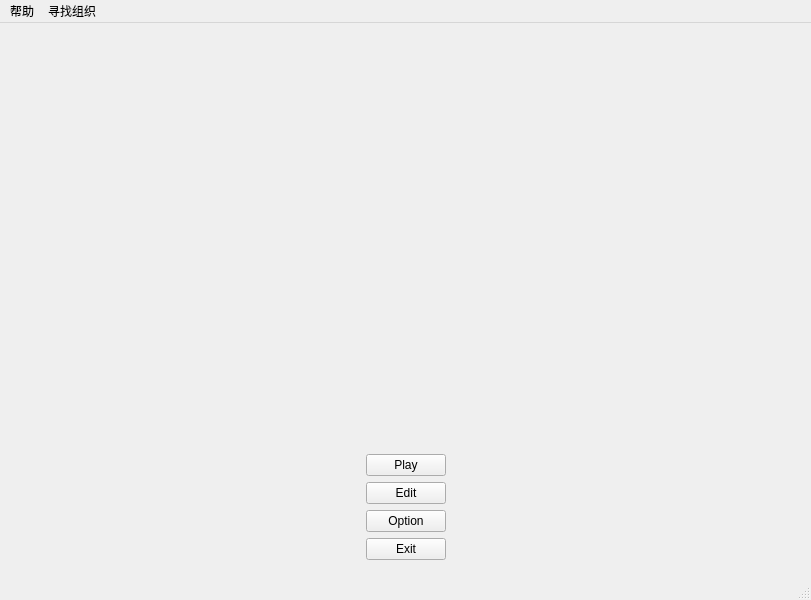
TwinIsland-CCC/RhythmGame_Project_1_00, file mainwindow.ui: the form before one commit.
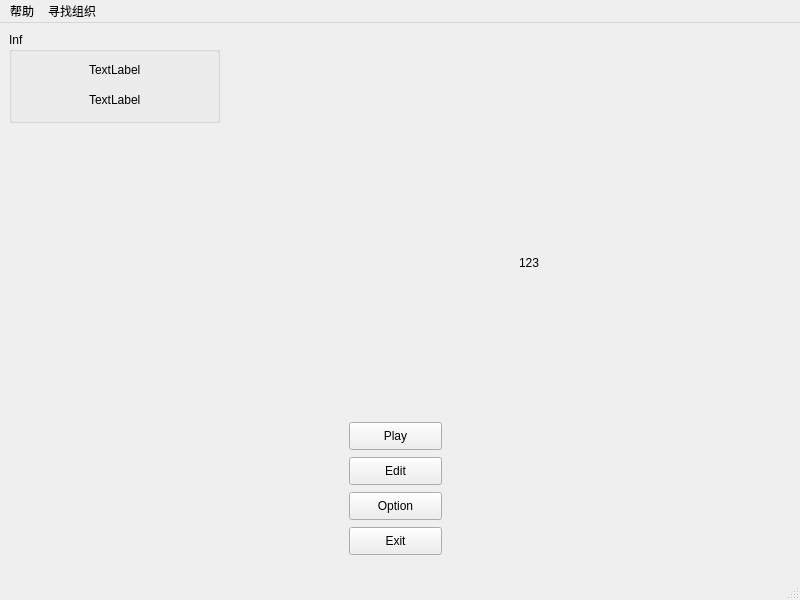
The form after the commit. Icons and pictures are not drawn.

```diff
--- a/mainwindow.ui
+++ b/mainwindow.ui
@@ -6,10 +6,22 @@
    <rect>
     <x>0</x>
     <y>0</y>
-    <width>811</width>
+    <width>800</width>
     <height>600</height>
    </rect>
   </property>
+  <property name="minimumSize">
+   <size>
+    <width>800</width>
+    <height>600</height>
+   </size>
+  </property>
+  <property name="maximumSize">
+   <size>
+    <width>800</width>
+    <height>600</height>
+   </size>
+  </property>
   <property name="focusPolicy">
    <enum>Qt::ClickFocus</enum>
   </property>
@@ -28,50 +40,36 @@
   </property>
   <widget class="QWidget" name="centralwidget">
    <layout class="QHBoxLayout" name="horizontalLayout_2">
-    <item>
-     <spacer name="horizontalSpacer_2">
-      <property name="orientation">
-       <enum>Qt::Horizontal</enum>
-      </property>
-      <property name="sizeHint" stdset="0">
-       <size>
-        <width>40</width>
-        <height>20</height>
-       </size>
-      </property>
-     </spacer>
-    </item>
     <item>
      <widget class="QWidget" name="widget" native="true">
       <property name="styleSheet">
        <string notr="true"/>
       </property>
-      <layout class="QVBoxLayout" name="verticalLayout">
-       <item>
         <widget class="QLabel" name="label">
+       <property name="geometry">
+        <rect>
+         <x>510</x>
+         <y>200</y>
+         <width>71</width>
+         <height>61</height>
+        </rect>
+       </property>
          <property name="text">
-          <string/>
+        <string>123</string>
          </property>
          <property name="scaledContents">
           <bool>false</bool>
          </property>
         </widget>
-       </item>
-       <item>
-        <spacer name="verticalSpacer">
-         <property name="orientation">
-          <enum>Qt::Vertical</enum>
-         </property>
-         <property name="sizeHint" stdset="0">
-          <size>
-           <width>20</width>
-           <height>40</height>
-          </size>
-         </property>
-        </spacer>
-       </item>
-       <item>
         <widget class="QPushButton" name="PlayBtn">
+       <property name="geometry">
+        <rect>
+         <x>340</x>
+         <y>390</y>
+         <width>93</width>
+         <height>28</height>
+        </rect>
+       </property>
          <property name="styleSheet">
           <string notr="true"/>
          </property>
@@ -82,43 +80,110 @@
           <number>100</number>
          </property>
         </widget>
-       </item>
-       <item>
         <widget class="QPushButton" name="EditBtn">
+       <property name="geometry">
+        <rect>
+         <x>340</x>
+         <y>425</y>
+         <width>93</width>
+         <height>28</height>
+        </rect>
+       </property>
          <property name="text">
           <string>Edit</string>
          </property>
         </widget>
-       </item>
-       <item>
         <widget class="QPushButton" name="OptionBtn">
+       <property name="geometry">
+        <rect>
+         <x>340</x>
+         <y>460</y>
+         <width>93</width>
+         <height>28</height>
+        </rect>
+       </property>
          <property name="text">
           <string>Option</string>
          </property>
         </widget>
-       </item>
-       <item>
         <widget class="QPushButton" name="ExitBtn">
+       <property name="geometry">
+        <rect>
+         <x>340</x>
+         <y>495</y>
+         <width>93</width>
+         <height>28</height>
+        </rect>
+       </property>
          <property name="text">
           <string>Exit</string>
          </property>
         </widget>
-       </item>
-      </layout>
-     </widget>
-    </item>
-    <item>
-     <spacer name="horizontalSpacer">
-      <property name="orientation">
-       <enum>Qt::Horizontal</enum>
-      </property>
-      <property name="sizeHint" stdset="0">
-       <size>
-        <width>40</width>
-        <height>20</height>
-       </size>
-      </property>
-     </spacer>
+      <widget class="QGroupBox" name="groupBox">
+       <property name="geometry">
+        <rect>
+         <x>0</x>
+         <y>0</y>
+         <width>211</width>
+         <height>91</height>
+        </rect>
+       </property>
+       <property name="title">
+        <string>Inf</string>
+       </property>
+       <widget class="QLabel" name="PttLabel">
+        <property name="geometry">
+         <rect>
+          <x>80</x>
+          <y>60</y>
+          <width>72</width>
+          <height>15</height>
+         </rect>
+        </property>
+        <property name="frameShape">
+         <enum>QFrame::NoFrame</enum>
+        </property>
+        <property name="text">
+         <string>TextLabel</string>
+        </property>
+       </widget>
+       <widget class="QLabel" name="NameLabel">
+        <property name="geometry">
+         <rect>
+          <x>80</x>
+          <y>30</y>
+          <width>72</width>
+          <height>15</height>
+         </rect>
+        </property>
+        <property name="frameShape">
+         <enum>QFrame::NoFrame</enum>
+        </property>
+        <property name="text">
+         <string>TextLabel</string>
+        </property>
+       </widget>
+       <widget class="QLabel" name="IconLabel">
+        <property name="geometry">
+         <rect>
+          <x>10</x>
+          <y>20</y>
+          <width>61</width>
+          <height>61</height>
+         </rect>
+        </property>
+        <property name="text">
+         <string/>
+        </property>
+        <property name="pixmap">
+         <pixmap resource="testres/testres.qrc">:/test/icon1.jpg</pixmap>
+        </property>
+        <property name="scaledContents">
+         <bool>true</bool>
+        </property>
+       </widget>
+      </widget>
+     </widget>
     </item>
    </layout>
   </widget>
@@ -127,7 +192,7 @@
     <rect>
      <x>0</x>
      <y>0</y>
-     <width>811</width>
+     <width>800</width>
      <height>26</height>
     </rect>
    </property>
```
Left out of the diff: 4 changed lines with no effect on the pictures. Lines whose indentation alone changed are shown as unchanged.
